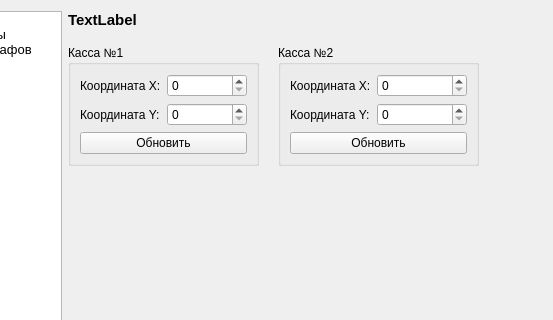
First picture: the form in settingswindow.ui, repository VladimirR46/PharmacyRobot, before the edit; both pictures show x 99 to 652 and y 0 to 320 of the 652 by 423 pixel window.
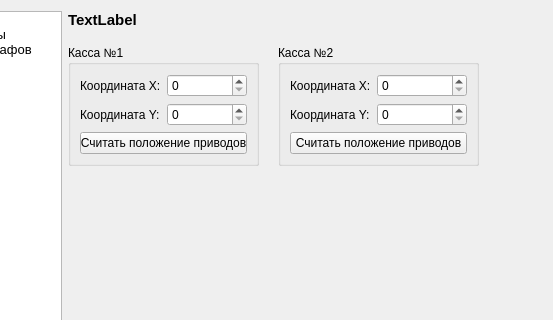
Second picture: the form after the edit. The open tabs and pages were chosen to show the change. Icons and pictures are not drawn.

What changed in the file:
```diff
--- a/settingswindow.ui
+++ b/settingswindow.ui
@@ -622,7 +622,7 @@
           <item>
            <widget class="QPushButton" name="Update1Button">
             <property name="text">
-             <string>Обновить</string>
+             <string>Считать положение приводов</string>
             </property>
            </widget>
           </item>
@@ -676,7 +676,7 @@
           <item>
            <widget class="QPushButton" name="Update2Button">
             <property name="text">
-             <string>Обновить</string>
+             <string>Считать положение приводов</string>
             </property>
            </widget>
           </item>
```
Left out of the diff: 2 changed lines with no effect on the pictures.
